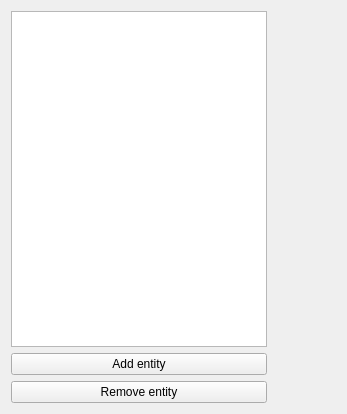
Qt form hierarchy.ui (Hugo-Bo-Diaz/QTclass) before a commit.
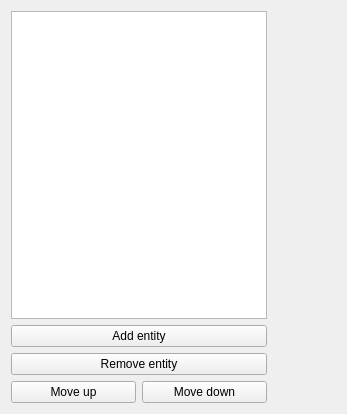
The same form after that commit.

```diff
--- a/hierarchy.ui
+++ b/hierarchy.ui
@@ -14,21 +14,7 @@
    <string>Form</string>
   </property>
   <layout class="QGridLayout" name="gridLayout">
-   <item row="1" column="0">
-    <widget class="QPushButton" name="AddEntity">
-     <property name="text">
-      <string>Add entity</string>
-     </property>
-    </widget>
-   </item>
-   <item row="2" column="0">
-    <widget class="QPushButton" name="RemoveEntity">
-     <property name="text">
-      <string>Remove entity</string>
-     </property>
-    </widget>
-   </item>
-   <item row="0" column="0">
+   <item row="0" column="0" colspan="2">
     <widget class="QListWidget" name="EntityList">
      <property name="editTriggers">
       <set>QAbstractItemView::AllEditTriggers</set>
@@ -41,7 +27,7 @@
      </property>
     </widget>
    </item>
-   <item row="0" column="1">
+   <item row="0" column="2">
     <spacer name="horizontalSpacer">
      <property name="orientation">
       <enum>Qt::Horizontal</enum>
@@ -54,6 +40,34 @@
      </property>
     </spacer>
    </item>
+   <item row="3" column="1">
+    <widget class="QPushButton" name="MoveDownButton">
+     <property name="text">
+      <string>Move down</string>
+     </property>
+    </widget>
+   </item>
+   <item row="2" column="0" colspan="2">
+    <widget class="QPushButton" name="RemoveEntity">
+     <property name="text">
+      <string>Remove entity</string>
+     </property>
+    </widget>
+   </item>
+   <item row="1" column="0" colspan="2">
+    <widget class="QPushButton" name="AddEntity">
+     <property name="text">
+      <string>Add entity</string>
+     </property>
+    </widget>
+   </item>
+   <item row="3" column="0">
+    <widget class="QPushButton" name="MoveUpButton">
+     <property name="text">
+      <string>Move up</string>
+     </property>
+    </widget>
+   </item>
   </layout>
  </widget>
  <resources/>
```
Left out of the diff: 2 changed lines with no effect on the pictures.
